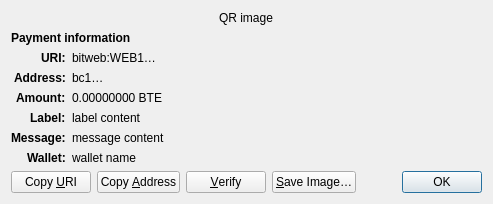
The window that src/qt/forms/receiverequestdialog.ui (Bitwebisss/bitweb) describes before a commit, drawn with Qt 5.
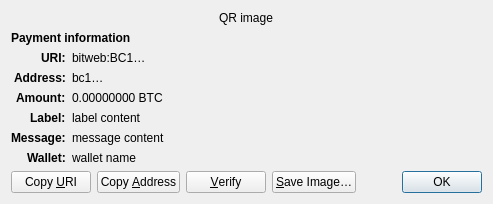
The same window after the commit. Custom widgets are drawn as their Qt base class.

The edit to the form file:
```diff
--- a/src/qt/forms/receiverequestdialog.ui
+++ b/src/qt/forms/receiverequestdialog.ui
@@ -65,7 +65,7 @@
    <item row="2" column="1" alignment="Qt::AlignTop">
     <widget class="QLabel" name="uri_content">
      <property name="text">
-      <string notr="true">bitweb:WEB1…</string>
+      <string notr="true">bitweb:BC1…</string>
      </property>
      <property name="textFormat">
       <enum>Qt::RichText</enum>
@@ -126,7 +126,7 @@
    <item row="4" column="1" alignment="Qt::AlignTop">
     <widget class="QLabel" name="amount_content">
      <property name="text">
-      <string notr="true">0.00000000 BTE</string>
+      <string notr="true">0.00000000 BTC</string>
      </property>
      <property name="textFormat">
       <enum>Qt::PlainText</enum>
```
